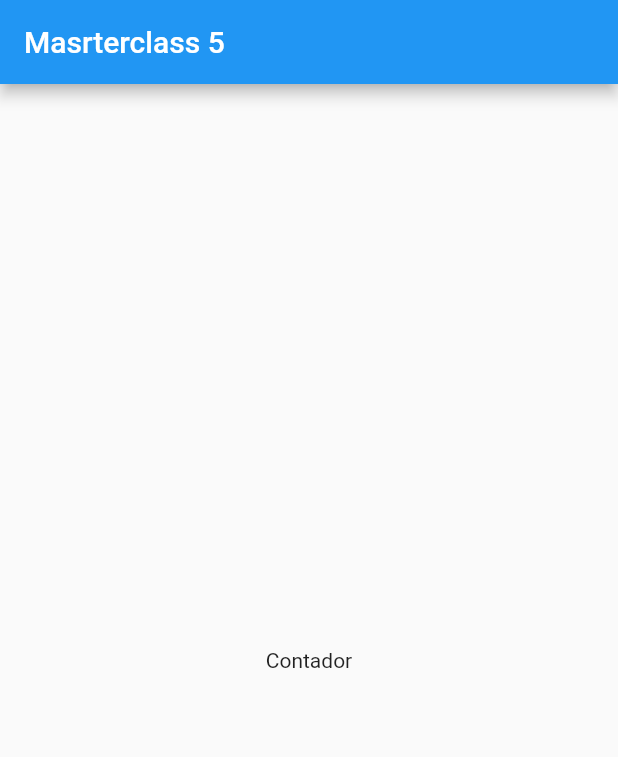
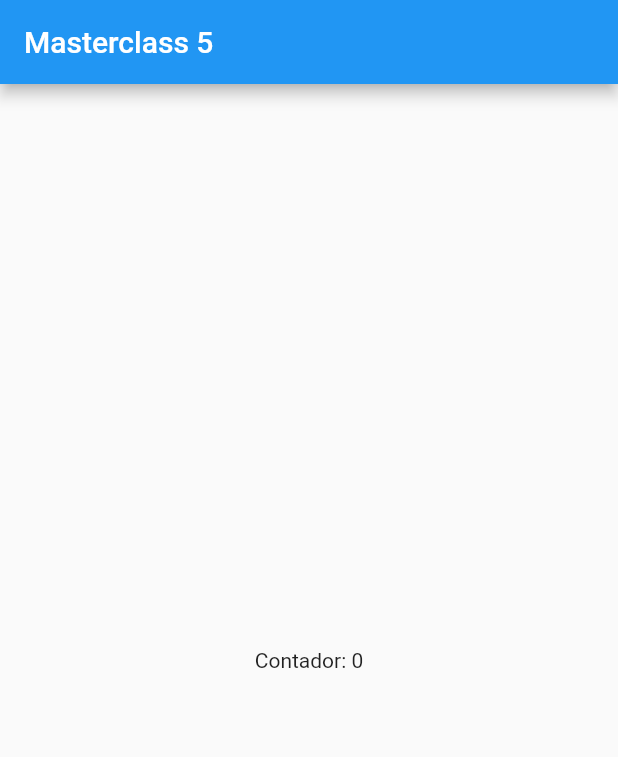
Before and after one commit to fercguerra/flutter_playground, a Flutter app: the screen it shows after launch, on a phone screen of 412 x 824 dp. Shown: the top 757 px of the screen. Run offline on Flutter 3.47's test engine with Material 2 defaults, Android fonts, the phone set to English and light mode, and no system bars.

```diff
--- a/lib/main.dart
+++ b/lib/main.dart
@@ -9,17 +9,36 @@ class AppWidget extends StatelessWidget {
   Widget build(BuildContext context) {
     return MaterialApp(
       debugShowCheckedModeBanner: false,
-      home: Scaffold(
+      home: HomePage(),
+    );
+  }
+}
+
+class HomePage extends StatefulWidget {
+  //const HomePage({super.key});
+
+  @override
+  State<HomePage> createState() => _HomePageState();
+}
+
+class _HomePageState extends State<HomePage> {
+  int counter = 0;
+  @override
+  Widget build(BuildContext context) {
+    return Scaffold(
       appBar: AppBar(
-          title: Text('Masrterclass 5'),
+        title: Text('Masterclass 5'),
       ),
       body: Center(
-          child: Text('Contador'),
+        child: Text('Contador: $counter'),
       ),
       floatingActionButton: FloatingActionButton(
-          onPressed: () {},
+        onPressed: () {
+          setState(() {
+            counter++;
+          });
+        },
         child: const Icon(Icons.add),
-        ),
       ),
     );
   }
```
Lines whose indentation alone changed are shown as unchanged.
